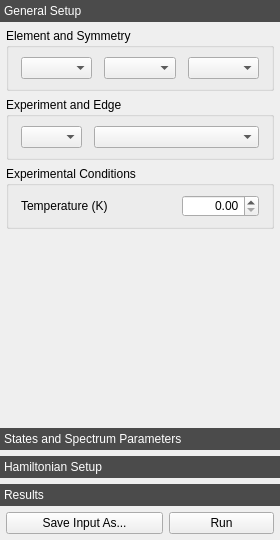
Before: the Qt Designer form crispy/resources/gui/uis/quanty.ui in mretegan/crispy, drawn with Qt 5.
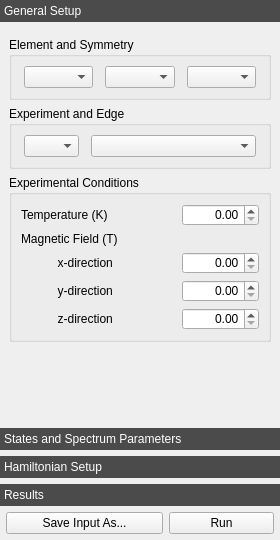
After: the same form once the commit is applied. The open tabs and pages were chosen to show the change. Icons and pictures are not drawn. Custom widgets are drawn as their Qt base class.

Commit message: Add magnetic field

Patch:
```diff
--- a/crispy/resources/gui/uis/quanty.ui
+++ b/crispy/resources/gui/uis/quanty.ui
@@ -69,25 +69,13 @@
          <x>0</x>
          <y>0</y>
          <width>280</width>
-         <height>364</height>
+         <height>372</height>
         </rect>
        </property>
        <attribute name="label">
         <string>General Setup</string>
        </attribute>
-       <layout class="QVBoxLayout" name="_2">
-        <property name="leftMargin">
-         <number>6</number>
-        </property>
-        <property name="topMargin">
-         <number>0</number>
-        </property>
-        <property name="rightMargin">
-         <number>6</number>
-        </property>
-        <property name="bottomMargin">
-         <number>0</number>
-        </property>
+       <layout class="QVBoxLayout" name="verticalLayout_5">
         <item>
          <widget class="QGroupBox" name="elementAndSymmetryGroupBox">
           <property name="title">
@@ -185,13 +173,7 @@
           <property name="title">
            <string>Experimental Conditions</string>
           </property>
-          <layout class="QHBoxLayout" name="_9">
-           <property name="leftMargin">
-            <number>12</number>
-           </property>
-           <property name="rightMargin">
-            <number>12</number>
-           </property>
+          <layout class="QVBoxLayout" name="verticalLayout_3">
            <item>
             <layout class="QHBoxLayout" name="temperatureHorizontalLayout">
              <item>
@@ -237,6 +219,148 @@
              </item>
             </layout>
            </item>
+           <item>
+            <widget class="QLabel" name="magneticFieldLabel">
+             <property name="text">
+              <string>Magnetic Field (T)</string>
+             </property>
+            </widget>
+           </item>
+           <item>
+            <layout class="QHBoxLayout" name="magneticFieldXHorizontalLayout">
+             <item>
+              <widget class="QLabel" name="magneticFieldXLabel">
+               <property name="sizePolicy">
+                <sizepolicy hsizetype="MinimumExpanding" vsizetype="Preferred">
+                 <horstretch>0</horstretch>
+                 <verstretch>0</verstretch>
+                </sizepolicy>
+               </property>
+               <property name="text">
+                <string>           x-direction</string>
+               </property>
+              </widget>
+             </item>
+             <item>
+              <widget class="QDoubleSpinBox" name="magneticFieldXDoubleSpinBox">
+               <property name="sizePolicy">
+                <sizepolicy hsizetype="Minimum" vsizetype="Maximum">
+                 <horstretch>0</horstretch>
+                 <verstretch>0</verstretch>
+                </sizepolicy>
+               </property>
+               <property name="maximumSize">
+                <size>
+                 <width>130</width>
+                 <height>16777215</height>
+                </size>
+               </property>
+               <property name="alignment">
+                <set>Qt::AlignRight|Qt::AlignTrailing|Qt::AlignVCenter</set>
+               </property>
+               <property name="decimals">
+                <number>2</number>
+               </property>
+               <property name="maximum">
+                <double>10000.000000000000000</double>
+               </property>
+               <property name="singleStep">
+                <double>0.010000000000000</double>
+               </property>
+              </widget>
+             </item>
+            </layout>
+           </item>
+           <item>
+            <layout class="QHBoxLayout" name="magneticFieldYHorizontalLayout">
+             <item>
+              <widget class="QLabel" name="magneticFieldYLabel">
+               <property name="sizePolicy">
+                <sizepolicy hsizetype="MinimumExpanding" vsizetype="Preferred">
+                 <horstretch>0</horstretch>
+                 <verstretch>0</verstretch>
+                </sizepolicy>
+               </property>
+               <property name="text">
+                <string>           y-direction</string>
+               </property>
+              </widget>
+             </item>
+             <item>
+              <widget class="QDoubleSpinBox" name="magneticFieldYDoubleSpinBox">
+               <property name="sizePolicy">
+                <sizepolicy hsizetype="Minimum" vsizetype="Maximum">
+                 <horstretch>0</horstretch>
+                 <verstretch>0</verstretch>
+                </sizepolicy>
+               </property>
+               <property name="maximumSize">
+                <size>
+                 <width>130</width>
+                 <height>16777215</height>
+                </size>
+               </property>
+               <property name="alignment">
+                <set>Qt::AlignRight|Qt::AlignTrailing|Qt::AlignVCenter</set>
+               </property>
+               <property name="decimals">
+                <number>2</number>
+               </property>
+               <property name="maximum">
+                <double>10000.000000000000000</double>
+               </property>
+               <property name="singleStep">
+                <double>0.010000000000000</double>
+               </property>
+              </widget>
+             </item>
+            </layout>
+           </item>
+           <item>
+            <layout class="QHBoxLayout" name="magneticFieldZHorizontalLayout">
+             <item>
+              <widget class="QLabel" name="magneticFieldZLabel">
+               <property name="sizePolicy">
+                <sizepolicy hsizetype="MinimumExpanding" vsizetype="Preferred">
+                 <horstretch>0</horstretch>
+                 <verstretch>0</verstretch>
+                </sizepolicy>
+               </property>
+               <property name="text">
+                <string>           z-direction</string>
+               </property>
+              </widget>
+             </item>
+             <item>
+              <widget class="QDoubleSpinBox" name="magneticFieldZDoubleSpinBox">
+               <property name="sizePolicy">
+                <sizepolicy hsizetype="Minimum" vsizetype="Maximum">
+                 <horstretch>0</horstretch>
+                 <verstretch>0</verstretch>
+                </sizepolicy>
+               </property>
+               <property name="maximumSize">
+                <size>
+                 <width>130</width>
+                 <height>16777215</height>
+                </size>
+               </property>
+               <property name="alignment">
+                <set>Qt::AlignRight|Qt::AlignTrailing|Qt::AlignVCenter</set>
+               </property>
+               <property name="decimals">
+                <number>2</number>
+               </property>
+               <property name="maximum">
+                <double>10000.000000000000000</double>
+               </property>
+               <property name="singleStep">
+                <double>0.010000000000000</double>
+               </property>
+              </widget>
+             </item>
+            </layout>
+           </item>
           </layout>
          </widget>
         </item>
```
Left out of the diff: 16 changed lines with no effect on the pictures. The commit also changes 2 other files.
